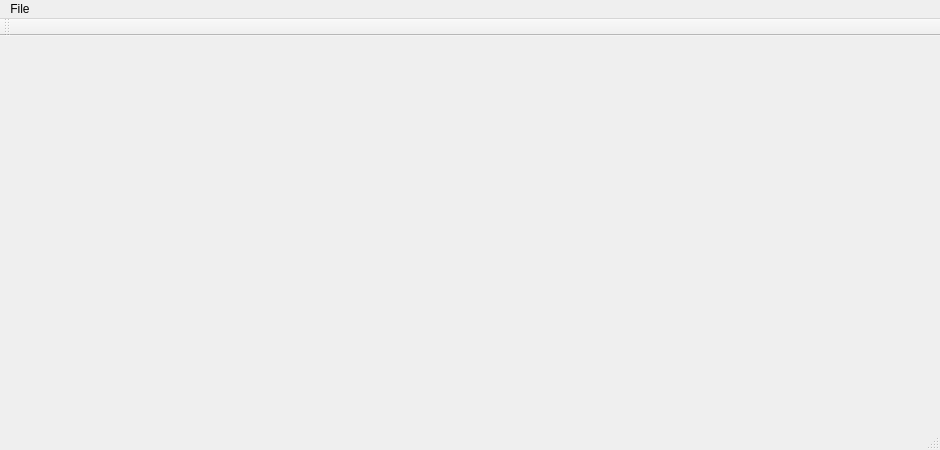
The window that SerialGUI/forms/mainwindow.ui (kamfor/SerialReceiver) describes before a commit, drawn with Qt 5.
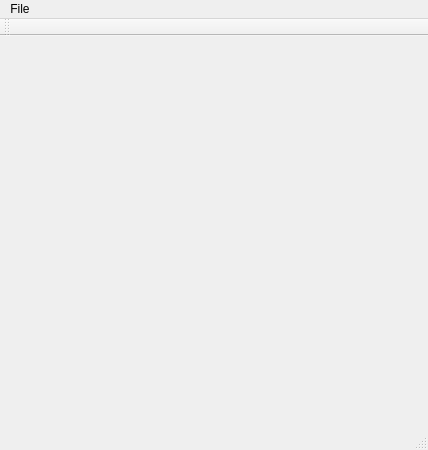
The same window after the commit.

Diff of the .ui file:
```diff
--- a/SerialGUI/forms/mainwindow.ui
+++ b/SerialGUI/forms/mainwindow.ui
@@ -6,7 +6,7 @@
    <rect>
     <x>0</x>
     <y>0</y>
-    <width>940</width>
+    <width>428</width>
     <height>450</height>
    </rect>
   </property>
@@ -21,8 +21,8 @@
     <rect>
      <x>0</x>
      <y>0</y>
-     <width>940</width>
-     <height>25</height>
+     <width>428</width>
+     <height>23</height>
     </rect>
    </property>
    <widget class="QMenu" name="menuFile">
```
